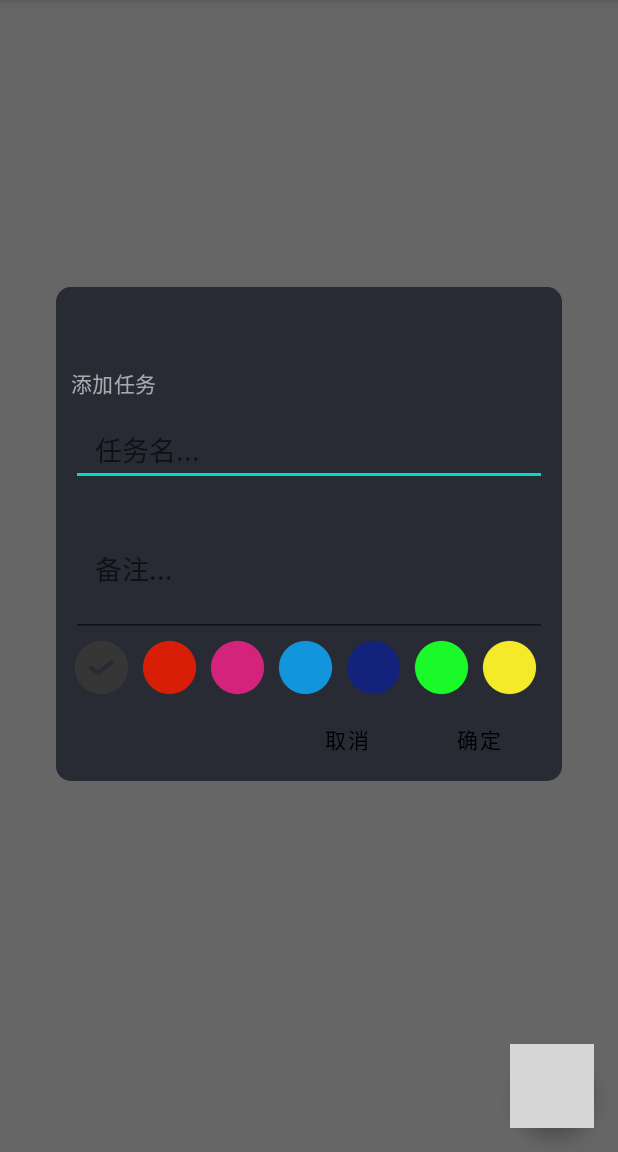
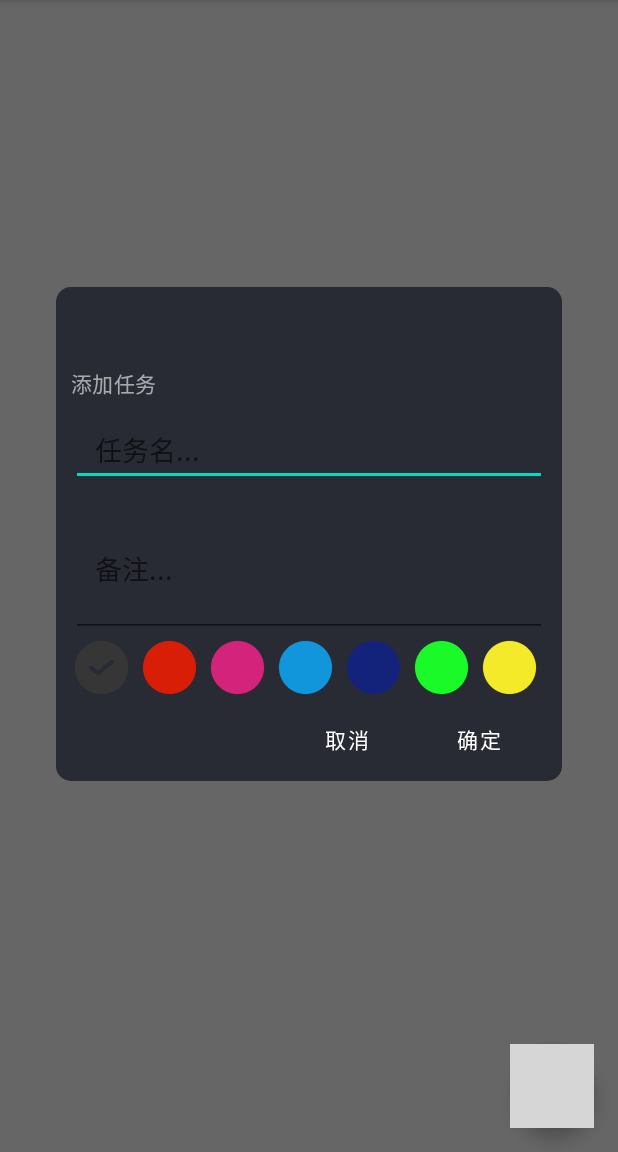
Before and after one commit to LSQzzx/My-Day, an Android app: the screen it shows after launch (MainActivity), after a tap on an icon or button, on a phone screen of 412 x 824 dp, the part 84-1236 px from its top. Run offline under Robolectric (Android 15) with nearby library versions, the phone set to English and light mode, and no system bars; grey boxes are pictures that could not be loaded.

Commit message:
修改"添加任务"弹窗字体颜色

```diff
--- a/app/src/main/java/com/sp1der/myday/MainActivity.kt
+++ b/app/src/main/java/com/sp1der/myday/MainActivity.kt
@@ -2,6 +2,7 @@ package com.sp1der.myday
 
 import android.content.Context
 import android.content.Intent
+import android.graphics.Color
 import android.os.Bundle
 import android.view.*
 import androidx.appcompat.app.AlertDialog
@@ -57,10 +58,10 @@ class MainActivity : AppCompatActivity() {
         }
 
         btnAddTodo.setOnClickListener {
+            val view = LayoutInflater.from(this).inflate(R.layout.setting,null)
             val customDialog = AlertDialog.Builder(this,R.style.CustomDialog)
-            val view = LayoutInflater.from(this).inflate(R.layout.setting,null)
-            customDialog.setView(view)
-            customDialog.setPositiveButton(
+                .setView(view)
+                .setPositiveButton(
                 "确定"
             ) { _, _ ->
                 val n = view.et_name.text.toString()
@@ -82,13 +83,14 @@ class MainActivity : AppCompatActivity() {
                     filewrite.close()
                 }
             }
-            customDialog.setNegativeButton(
+                .setNegativeButton(
                 "取消"
             ) { _, _ ->
 
             }
-            customDialog.show()
-
+                .show()
+            customDialog.getButton(AlertDialog.BUTTON_POSITIVE).setTextColor(Color.WHITE)
+            customDialog.getButton(AlertDialog.BUTTON_NEGATIVE).setTextColor(Color.WHITE)
             }
 
     }
--- a/app/src/main/res/layout/setting.xml
+++ b/app/src/main/res/layout/setting.xml
@@ -38,6 +38,7 @@
         android:paddingHorizontal="16dp"
         android:layout_gravity="center_horizontal"
         android:hint="任务名..."
+        android:textColor="@color/white"
         android:maxLines="1"/>
     <EditText
         android:id="@+id/et_info"
@@ -47,6 +48,7 @@
         android:paddingHorizontal="16dp"
         android:layout_gravity="center_horizontal"
         android:hint="备注..."
+        android:textColor="@color/white"
         android:selectAllOnFocus="true"
         android:minLines="3"/>
 
```
